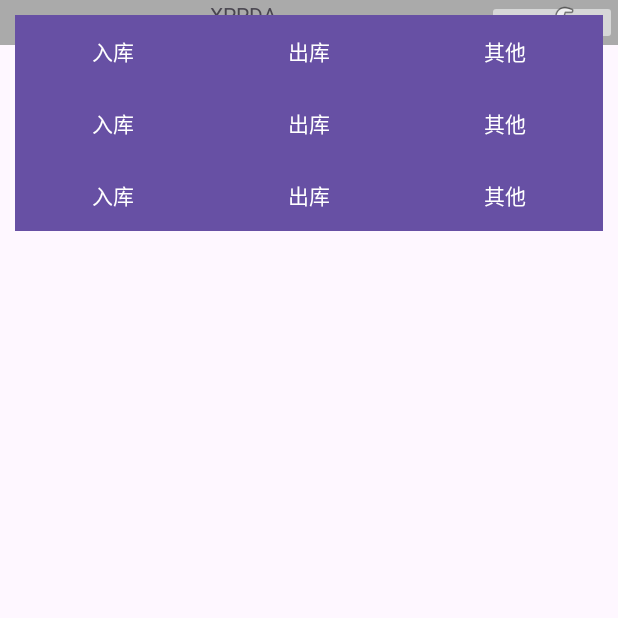
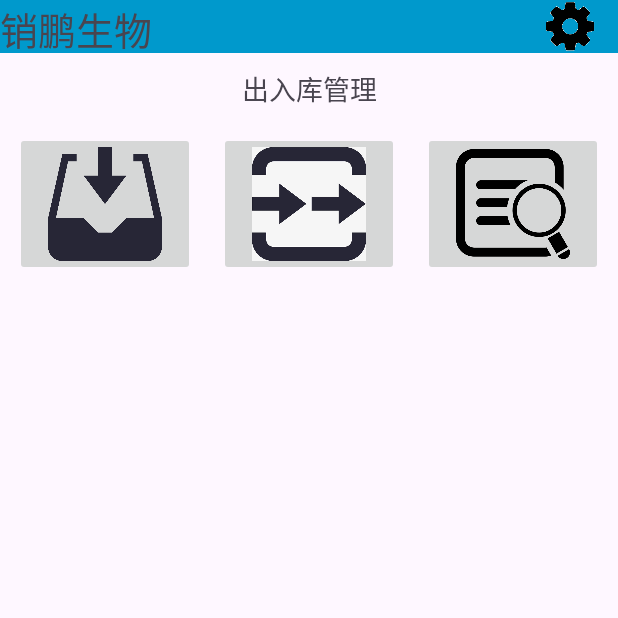
Before and after one commit to nezaking/XPbiomedPDA, an Android app: the MainActivity screen opened directly, with no data from a screen before it, on a phone screen of 412 x 824 dp, the top half of it. Run offline under Robolectric (Android 15) with nearby library versions, the phone set to English and light mode, and no system bars.

Commit message:
添加新的布局

```diff
--- a/app/src/main/AndroidManifest.xml
+++ b/app/src/main/AndroidManifest.xml
@@ -13,12 +13,15 @@
         android:allowBackup="true"
         android:dataExtractionRules="@xml/data_extraction_rules"
         android:fullBackupContent="@xml/backup_rules"
-        android:icon="@mipmap/ic_launcher"
+        android:icon="@mipmap/applogo"
         android:label="@string/app_name"
-        android:roundIcon="@mipmap/ic_launcher_round"
+        android:roundIcon="@mipmap/applogo"
         android:supportsRtl="true"
         android:theme="@style/Theme.XPPDA"
         tools:targetApi="31">
+        <activity
+            android:name=".setting"
+            android:exported="false" />
         <activity
             android:name=".MainAppliction"
             android:exported="false" />
--- a/app/src/main/java/com/xpbiomed/xppda/MainActivity.java
+++ b/app/src/main/java/com/xpbiomed/xppda/MainActivity.java
@@ -24,7 +24,7 @@ public class MainActivity extends AppCompatActivity {
         });
 
         // 入库按钮点击事件
-        Button buttonInbound = findViewById(R.id.buttonInbound1);
+        ImageButton buttonInbound = findViewById(R.id.inBoundButton);
         buttonInbound.setOnClickListener(new View.OnClickListener() {
             @Override
             public void onClick(View v) {
@@ -33,8 +33,14 @@ public class MainActivity extends AppCompatActivity {
             }
         });
 
-        // 添加其他按钮的点击事件
-        // ...
+        // 出库按扭点击事件
+        ImageButton buttonOutbound =findViewById(R.id.outBoundButton);
+        buttonOutbound.setOnClickListener(new View.OnClickListener() {
+            @Override
+            public void onClick(View v) {
+                startActivity(new Intent(MainActivity.this, OutboundActivity.class));
+            }
+        });
 
     }
 }
--- /dev/null
+++ b/app/src/main/java/com/xpbiomed/xppda/setting.java
@@ -0,0 +1,18 @@
+package com.xpbiomed.xppda;
+
+import androidx.appcompat.app.AppCompatActivity;
+
+import android.os.Bundle;
+
+/*
+设置类app，用来设置多维表格的参数
+
+ */
+public class setting extends AppCompatActivity {
+
+    @Override
+    protected void onCreate(Bundle savedInstanceState) {
+        super.onCreate(savedInstanceState);
+        setContentView(R.layout.activity_setting);
+    }
+}
--- a/app/src/main/res/layout/activity_main.xml
+++ b/app/src/main/res/layout/activity_main.xml
@@ -3,133 +3,106 @@
     xmlns:tools="http://schemas.android.com/tools"
     android:layout_width="match_parent"
     android:layout_height="match_parent"
+    android:orientation="vertical"
     tools:context=".MainActivity">
 
     <!-- Top menu bar -->
     <LinearLayout
         android:id="@+id/topMenuBar"
         android:layout_width="match_parent"
-        android:layout_height="30dp"
-        android:background="@android:color/darker_gray"
-        android:orientation="horizontal">
+        android:layout_height="35dp"
+        android:background="@android:color/holo_blue_dark">
 
         <TextView
             android:id="@+id/tv_title"
-            android:text="@string/app_name"
             android:layout_width="wrap_content"
             android:layout_height="wrap_content"
-            android:textAlignment="center"
-            android:layout_weight="0.9"/>
+            android:layout_weight="0.9"
+            android:gravity="left"
+            android:text="@string/app_name"
+            android:textSize="25sp" />
         <!-- Settings button -->
         <ImageButton
             android:id="@+id/settingsButton"
-            android:layout_width="wrap_content"
-            android:layout_height="wrap_content"
+            android:layout_width="35dp"
+            android:layout_height="35dp"
             android:layout_weight="0.1"
-            android:contentDescription="Settings"
-            android:src="@android:drawable/ic_menu_preferences" />
+            android:background="@android:color/transparent"
+            android:scaleType="fitCenter"
+            android:src="@mipmap/set" />
 
         <!-- Add other menu items as needed -->
 
     </LinearLayout>
 
     <LinearLayout
+        android:id="@+id/bananer"
         android:layout_width="match_parent"
-        android:layout_height="match_parent"
-        android:gravity="top"
-        android:orientation="vertical"
-        android:padding="10dp">
+        android:layout_height="wrap_content"
+        android:layout_below="@id/topMenuBar"
+        android:layout_marginTop="10dp"
+        android:layout_marginBottom="10dp"
+        android:orientation="horizontal">
 
-        <!-- Grid layout for the nine buttons -->
+        <TextView
+            android:id="@+id/title1"
+            android:layout_width="match_parent"
+            android:layout_height="wrap_content"
+            android:gravity="center"
+            android:text="出入库管理"
+            android:textSize="18sp" />
+
+        <Space
+            android:layout_width="match_parent"
+            android:layout_height="2dp" />
+    </LinearLayout>
+
+
+    <LinearLayout
+        android:layout_width="match_parent"
+        android:layout_height="wrap_content"
+        android:layout_below="@id/bananer"
+        android:layout_marginTop="3dp">
+
+        <!-- Grid layout for the three buttons -->
         <GridLayout
             android:id="@+id/gridLayout"
             android:layout_width="match_parent"
-            android:layout_height="wrap_content"
+            android:layout_height="100dp"
             android:layout_below="@+id/topMenuBar"
-            android:stretchMode="columnWidth"
-            android:layout_centerInParent="true"
             android:columnCount="3"
-            android:rowCount="3">
+            android:padding="2dp"
+            android:rowCount="1">
 
-            <Button
-                android:id="@+id/buttonInbound1"
-                android:layout_width="0dp"
-                android:layout_height="wrap_content"
-                android:layout_rowWeight="1"
+            <ImageButton
+                android:id="@+id/inBoundButton"
+                android:layout_width="120dp"
+                android:layout_height="match_parent"
                 android:layout_columnWeight="1"
-                android:background="@android:color/holo_blue_light"
-                android:text="入库" />
+                android:layout_gravity="center_horizontal"
+                android:scaleType="fitCenter"
+                android:src="@mipmap/in"></ImageButton>
 
-            <Button
-                android:id="@+id/buttonInbound2"
-                android:layout_width="0dp"
-                android:layout_height="wrap_content"
-                android:layout_rowWeight="1"
+            <ImageButton
+                android:id="@+id/outBoundButton"
+                android:layout_width="120dp"
+                android:layout_height="match_parent"
                 android:layout_columnWeight="1"
-                android:background="@android:color/holo_blue_light"
-                android:text="出库" />
+                android:layout_gravity="center_horizontal"
+                android:scaleType="fitCenter"
+                android:src="@mipmap/out"></ImageButton>
 
-            <Button
-                android:id="@+id/buttonInbound3"
-                android:layout_width="0dp"
-                android:layout_height="wrap_content"
-                android:layout_rowWeight="1"
+            <ImageButton
+                android:id="@+id/checkBoundButton"
+                android:layout_width="120dp"
+                android:layout_height="match_parent"
                 android:layout_columnWeight="1"
-                android:background="@android:color/holo_blue_light"
-                android:text="其他" />
-            <Button
-                android:id="@+id/buttonInbound4"
-                android:layout_width="0dp"
-                android:layout_height="wrap_content"
-                android:layout_rowWeight="1"
-                android:layout_columnWeight="1"
-                android:background="@android:color/holo_blue_light"
-                android:text="入库" />
-
-            <Button
-                android:id="@+id/buttonInbound5"
-                android:layout_width="0dp"
-                android:layout_height="wrap_content"
-                android:layout_rowWeight="1"
-                android:layout_columnWeight="1"
-                android:background="@android:color/holo_blue_light"
-                android:text="出库" />
-
-            <Button
-                android:id="@+id/buttonInbound6"
-                android:layout_width="0dp"
-                android:layout_height="wrap_content"
-                android:layout_rowWeight="1"
-                android:layout_columnWeight="1"
-                android:background="@android:color/holo_blue_light"
-                android:text="其他" />
-            <Button
-                android:id="@+id/buttonInbound7"
-                android:layout_width="0dp"
-                android:layout_height="wrap_content"
-                android:layout_rowWeight="1"
-                android:layout_columnWeight="1"
-                android:background="@android:color/holo_blue_light"
-                android:text="入库" />
-
-            <Button
-                android:id="@+id/buttonInbound8"
-                android:layout_width="0dp"
-                android:layout_height="wrap_content"
-                android:layout_rowWeight="1"
-                android:layout_columnWeight="1"
-                android:background="@android:color/holo_blue_light"
-                android:text="出库" />
-
-            <Button
-                android:id="@+id/buttonInbound9"
-                android:layout_width="0dp"
-                android:layout_height="wrap_content"
-                android:layout_rowWeight="1"
-                android:layout_columnWeight="1"
-                android:background="@android:color/holo_blue_light"
-                android:text="其他" />
+                android:layout_gravity="center_horizontal"
+                android:scaleType="fitCenter"
+                android:src="@mipmap/check"></ImageButton>
 
         </GridLayout>
     </LinearLayout>
+
+
 </RelativeLayout>
--- /dev/null
+++ b/app/src/main/res/layout/activity_setting.xml
@@ -0,0 +1,50 @@
+<?xml version="1.0" encoding="utf-8"?>
+<LinearLayout xmlns:android="http://schemas.android.com/apk/res/android"
+    android:layout_width="match_parent"
+    android:layout_height="match_parent"
+    android:orientation="vertical"
+    android:padding="16dp">
+
+    <TextView
+        android:layout_width="match_parent"
+        android:layout_height="35dp"
+        android:layout_marginTop="2dp"
+        android:layout_marginBottom="10dp"
+        android:gravity="center"
+        android:padding="3dp"
+        android:text="设置"
+        android:textSize="22sp" />
+    <!-- 地址文本框 -->
+    <EditText
+        android:id="@+id/editTextAddress"
+        android:layout_width="match_parent"
+        android:layout_height="wrap_content"
+        android:hint="地址: " />
+
+    <!-- 参数文本框 -->
+    <EditText
+        android:id="@+id/editTextParameters"
+        android:layout_width="match_parent"
+        android:layout_height="wrap_content"
+        android:layout_marginTop="8dp"
+        android:hint="参数: " />
+
+    <!-- 自动上传时间文本框 -->
+    <EditText
+        android:id="@+id/editTextAutoUploadTime"
+        android:layout_width="match_parent"
+        android:layout_height="wrap_content"
+        android:layout_marginTop="8dp"
+        android:hint="自动上传时间（分钟）: "
+        android:inputType="number" />
+
+    <!-- 保存按钮 -->
+    <Button
+        android:id="@+id/buttonSave"
+        android:layout_width="wrap_content"
+        android:layout_height="wrap_content"
+        android:layout_marginTop="16dp"
+        android:layout_gravity="center"
+        android:text="保存" />
+
+</LinearLayout>
--- a/app/src/main/res/values/strings.xml
+++ b/app/src/main/res/values/strings.xml
@@ -1,5 +1,5 @@
 <resources>
-    <string name="app_name">XPPDA</string>
+    <string name="app_name">销鹏生物</string>
 
     <string name="gd_kinde_tech">中国条码管理系统</string>
     <string name="good_collect_system">物流采集系统</string>
```
Also changed, not shown: app/src/main/res/mipmap-hdpi/applogo.png (added), app/src/main/res/mipmap-hdpi/check.png (added), app/src/main/res/mipmap-hdpi/in.png (added), app/src/main/res/mipmap-hdpi/out.jpg (added), app/src/main/res/mipmap-hdpi/set.png (added).
